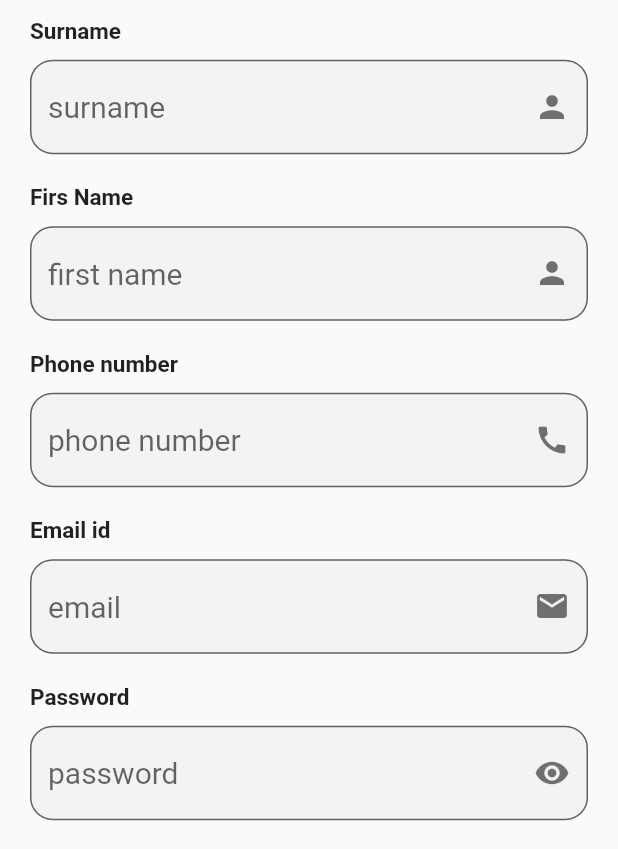
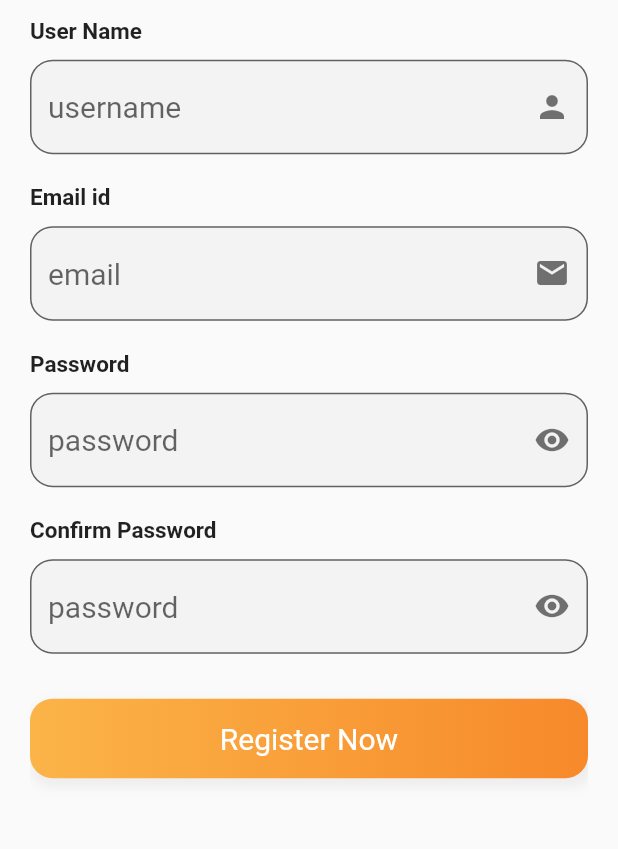
Before and after one commit to asamoah-fred/meet, a Flutter app: the SignUpPage screen opened directly, on a phone screen of 412 x 824 dp, the part 387-1236 px from its top. Run offline on Flutter 3.47's test engine with Material 2 defaults, Android fonts, the light colour scheme and no system bars.

Commit message:
made changes

```diff
--- a/lib/src/signup.dart
+++ b/lib/src/signup.dart
@@ -73,12 +73,14 @@
                       Column(
                         children: <Widget>[
                           Container(
-                            margin: EdgeInsets.symmetric(vertical: 10),
+                            margin: EdgeInsets.symmetric(
+                              vertical: 10,
+                            ),
                             child: Column(
                               crossAxisAlignment: CrossAxisAlignment.start,
                               children: <Widget>[
-                                const Text(
-                                  "Surname",
+                                Text(
+                                  "User Name",
                                   style: TextStyle(
                                     fontWeight: FontWeight.bold,
                                     fontSize: 15,
@@ -94,95 +96,9 @@
                                   textAlign: TextAlign.start,
                                   obscureText: false,
                                   decoration: InputDecoration(
-                                    hintText: "surname",
+                                    hintText: "username",
                                     suffixIcon: Icon(
                                       Icons.person,
-                                      color: Colors.black54,
-                                    ),
-                                    border: OutlineInputBorder(
-                                      borderRadius: BorderRadius.circular(
-                                        15,
-                                      ),
-                                    ),
-                                    fillColor: Color(
-                                      0xfff3f3f4,
-                                    ),
-                                    filled: true,
-                                  ),
-                                ),
-                              ],
-                            ),
-                          ),
-                          Container(
-                            margin: EdgeInsets.symmetric(
-                              vertical: 10,
-                            ),
-                            child: Column(
-                              crossAxisAlignment: CrossAxisAlignment.start,
-                              children: <Widget>[
-                                Text(
-                                  "Firs Name",
-                                  style: TextStyle(
-                                    fontWeight: FontWeight.bold,
-                                    fontSize: 15,
-                                  ),
-                                ),
-                                SizedBox(
-                                  height: 10,
-                                ),
-                                TextField(
-                                  style: TextStyle(
-                                    fontSize: 20,
-                                  ),
-                                  textAlign: TextAlign.start,
-                                  obscureText: false,
-                                  decoration: InputDecoration(
-                                    hintText: "first name",
-                                    suffixIcon: Icon(
-                                      Icons.person,
-                                      color: Colors.black54,
-                                    ),
-                                    border: OutlineInputBorder(
-                                      borderRadius: BorderRadius.circular(
-                                        15,
-                                      ),
-                                    ),
-                                    fillColor: Color(
-                                      0xfff3f3f4,
-                                    ),
-                                    filled: true,
-                                  ),
-                                ),
-                              ],
-                            ),
-                          ),
-                          Container(
-                            margin: EdgeInsets.symmetric(
-                              vertical: 10,
-                            ),
-                            child: Column(
-                              crossAxisAlignment: CrossAxisAlignment.start,
-                              children: <Widget>[
-                                Text(
-                                  "Phone number",
-                                  style: TextStyle(
-                                    fontWeight: FontWeight.bold,
-                                    fontSize: 15,
-                                  ),
-                                ),
-                                SizedBox(
-                                  height: 10,
-                                ),
-                                TextField(
-                                  style: TextStyle(
-                                    fontSize: 20,
-                                  ),
-                                  textAlign: TextAlign.start,
-                                  obscureText: false,
-                                  decoration: InputDecoration(
-                                    hintText: "phone number",
-                                    suffixIcon: Icon(
-                                      Icons.call,
                                       color: Colors.black54,
                                     ),
                                     border: OutlineInputBorder(
```
